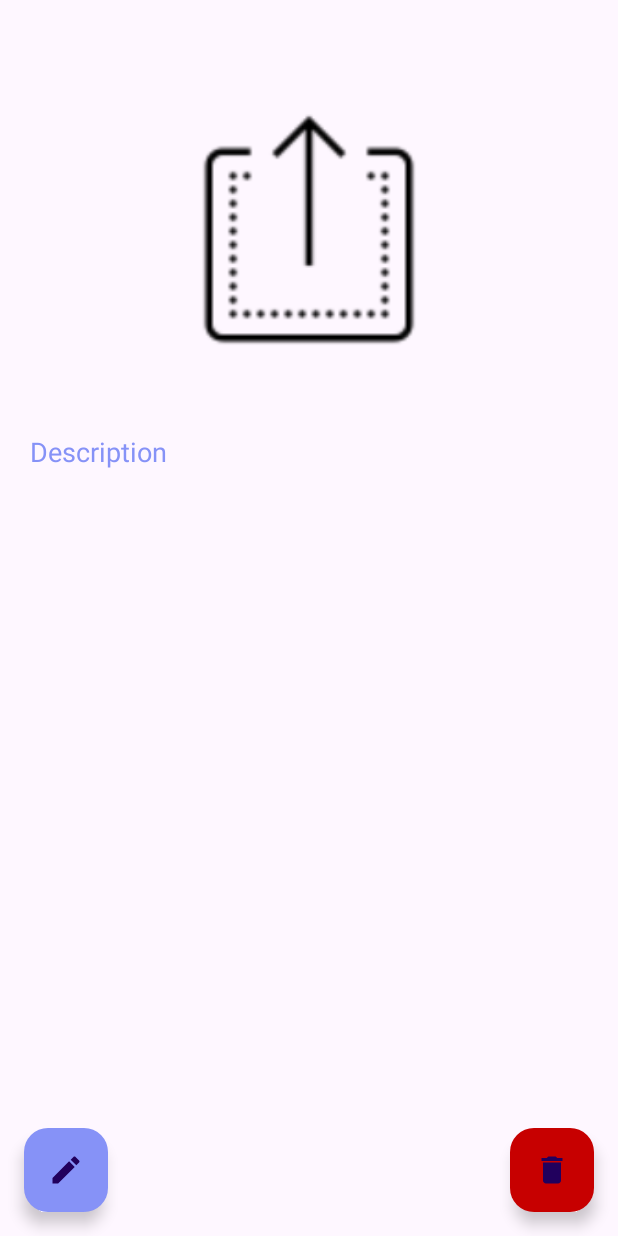
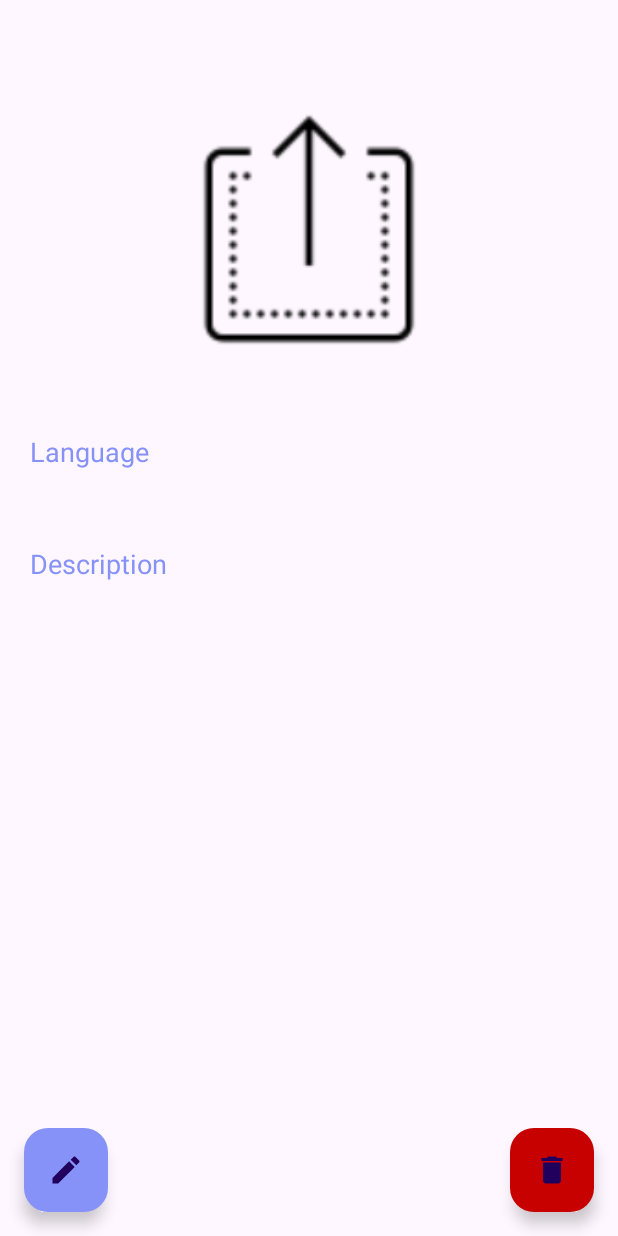
Before and after one commit to ainwg/recipe-master, an Android app: the Detail screen opened directly, with no data from a screen before it, on a phone screen of 412 x 824 dp. Run offline under Robolectric (Android 15) with nearby library versions, the phone set to English and light mode, and no system bars; our stand-ins replace Firebase (no records; nobody signed in at launch, a user with empty details on screens opened directly).

Commit message:
Update Detail.java

```diff
--- a/app/src/main/java/com/example/recipemaster/Detail.java
+++ b/app/src/main/java/com/example/recipemaster/Detail.java
@@ -19,9 +19,9 @@ import com.google.firebase.storage.StorageReference;
 
 public class Detail extends AppCompatActivity {
 
-    TextView detailTitle, detailDesc;
+    TextView detailTitle, detailLang, detailDesc;
     ImageView detailImage;
-    FloatingActionButton deleteButton;
+    FloatingActionButton deleteButton, editButton;
     String key = "";
     String imageUrl = "";
     @Override
@@ -30,14 +30,17 @@ public class Detail extends AppCompatActivity {
         setContentView(R.layout.detail);
 
         detailTitle = findViewById(R.id.detailTitle);
+        detailLang = findViewById(R.id.detailLang);
         detailDesc = findViewById(R.id.detailDesc);
         detailImage = findViewById(R.id.detailImage);
         deleteButton = findViewById(R.id.deleteButton);
+        editButton = findViewById(R.id.editButton);
 
         Bundle bundle = getIntent().getExtras();
         if(bundle != null) {
+            detailTitle.setText(bundle.getString("Title"));
+            detailLang.setText(bundle.getString("Language"));
             detailDesc.setText(bundle.getString("Description"));
-            detailTitle.setText(bundle.getString("Title"));
             key = bundle.getString("Key");
             imageUrl = bundle.getString("Image");
             Glide.with(this).load(bundle.getString("Image")).into(detailImage);
@@ -61,5 +64,18 @@ public class Detail extends AppCompatActivity {
                 });
             }
         });
+
+        editButton.setOnClickListener(new View.OnClickListener() {
+            @Override
+            public void onClick(View view) {
+                Intent intent = new Intent(Detail.this, Update.class)
+                        .putExtra("Title",detailTitle.getText().toString())
+                        .putExtra("Language",detailLang.getText().toString())
+                        .putExtra("Description",detailDesc.getText().toString())
+                        .putExtra("Image",imageUrl)
+                        .putExtra("Key",key);
+                startActivity(intent);
+            }
+        });
     }
 }
--- a/app/src/main/java/com/example/recipemaster/MyAdapter.java
+++ b/app/src/main/java/com/example/recipemaster/MyAdapter.java
@@ -48,6 +48,7 @@ public class MyAdapter extends RecyclerView.Adapter<MyViewHolder> {
                 intent.putExtra("Image", dataList.get(holder.getAdapterPosition()).getDataImage());
                 intent.putExtra("Description", dataList.get(holder.getAdapterPosition()).getDataDesc());
                 intent.putExtra("Title", dataList.get(holder.getAdapterPosition()).getDataTitle());
+                intent.putExtra("Language", dataList.get(holder.getAdapterPosition()).getDataLang());
                 intent.putExtra("Key",dataList.get(holder.getAdapterPosition()).getKey());
 
                 context.startActivity(intent);
--- a/app/src/main/java/com/example/recipemaster/Update.java
+++ b/app/src/main/java/com/example/recipemaster/Update.java
@@ -3,8 +3,11 @@ package com.example.recipemaster;
 import androidx.appcompat.app.AppCompatActivity;
 
 import android.os.Bundle;
+import android.widget.ImageView;
 
 public class Update extends AppCompatActivity {
+
+    ImageView updateImage;
 
     @Override
     protected void onCreate(Bundle savedInstanceState) {
--- a/app/src/main/res/layout/detail.xml
+++ b/app/src/main/res/layout/detail.xml
@@ -25,6 +25,17 @@
         android:layout_gravity="center"
         android:src="@drawable/upload"
         android:scaleType="fitCenter"/>
+
+    <TextView
+        android:id="@+id/detailLang"
+        android:layout_width="match_parent"
+        android:layout_height="wrap_content"
+        android:layout_marginTop="10dp"
+        android:padding="20dp"
+        android:text="Language"
+        android:layout_gravity="center"
+        android:textSize="18sp"
+        android:textColor="@color/lavendar"/>
 
     <TextView
         android:id="@+id/detailDesc"
```
Also changed, not shown: app/src/main/java/com/example/recipemaster/Upload.java (+6 -1 lines).
